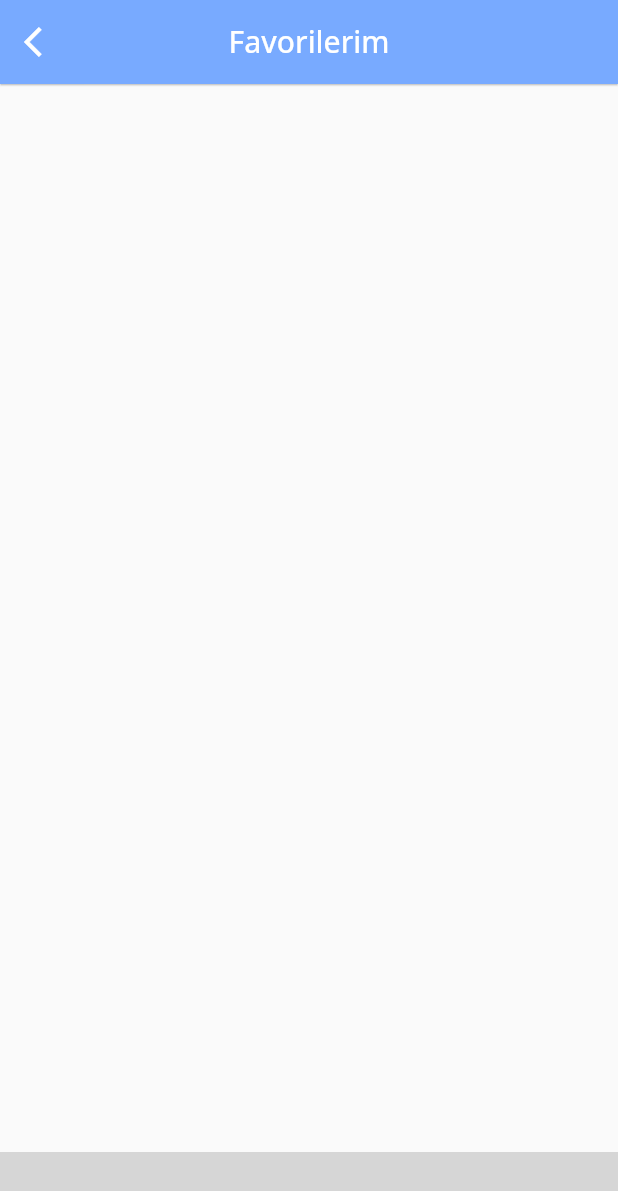
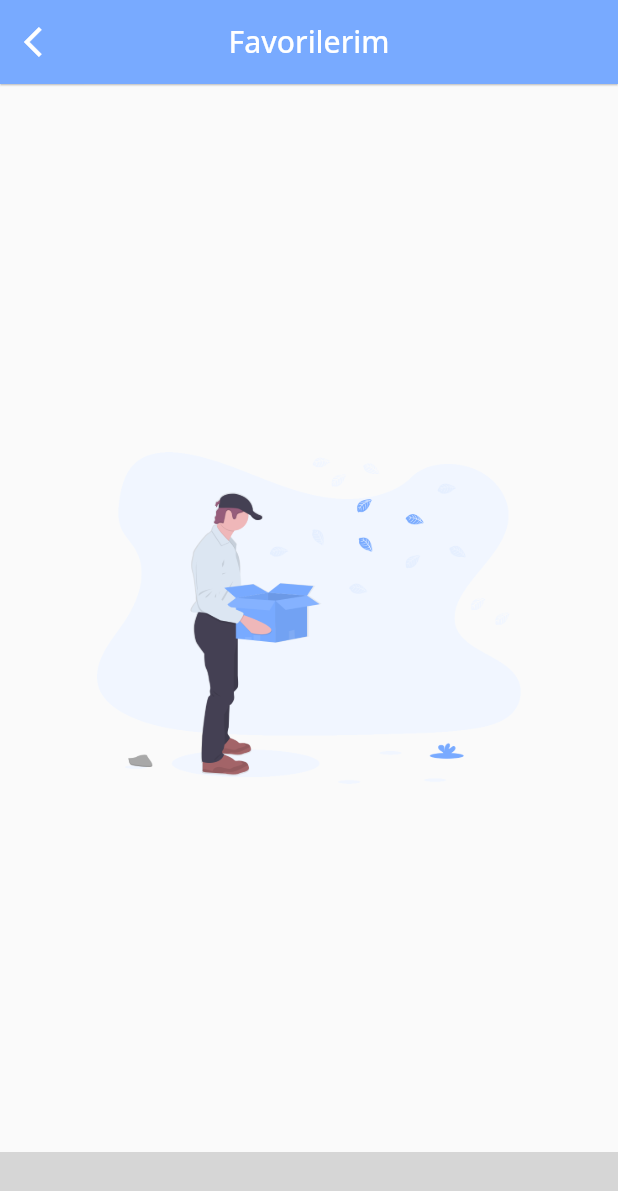
Before and after one commit to merttoptas/engtrhukuksozluk, a Flutter app: the screen it shows after launch, after a tap on the "skip next" icon, after a tap on the "done" icon, after a tap on "Favorilerim", on a phone screen of 412 x 824 dp. Shown: the top 1191 px of the screen. Run offline on Flutter 3.47's test engine with Material 2 defaults, Android fonts, the light colour scheme and no system bars; our stand-ins replace animated_text_kit, cloud_firestore, firebase_analytics, firebase_crashlytics, firebase_messaging, flip_card and 9 more; missing offline and left inert: algolia, circle_bottom_navigation; accounts and stored records are empty; generated files the repository leaves out were written again; statements that could not run were skipped; grey boxes are pictures that could not be loaded.

Commit message:
finish project

```diff
--- a/lib/data/service/advert_service.dart
+++ b/lib/data/service/advert_service.dart
@@ -1,50 +1,37 @@
-import 'package:firebase_admob/firebase_admob.dart';
 import 'package:flutter_native_admob/flutter_native_admob.dart';
 import 'package:flutter_native_admob/native_admob_controller.dart';
-import 'package:flutter_native_admob/native_admob_options.dart';
-import 'package:flutter/material.dart';
+import 'dart:io';
 
-import 'dart:io' show Platform;
 
 class AdvertService {
-  //static final AdvertService _instance = AdvertService._internal();
-  //MobileAdTargetingInfo targetingInfo;
-  static String _bannerId =   Platform.isAndroid
-      ? 'ca-app-pub-1002372938729651/1201753809'
-      : 'ca-app-pub-1002372938729651/7102657602';
-  static BannerAd _bannerAd;
-  final String testDevice = 'YOUR_DEVICE_ID';
+  final _nativeAdController = NativeAdmobController();
 
-    initialize() {
-     var nativeAdmob = NativeAdmob(adUnitID: _bannerId);
-
+  nativeAds(NativeAdmobType type){
+   return  NativeAdmob(
+      adUnitID: getBannerAdUnitId(),
+      controller: _nativeAdController,
+      type:type,
+      error: null,
+      loading: null,
+    );
   }
 
-  static const MobileAdTargetingInfo targetingInfo = MobileAdTargetingInfo(
-    keywords: <String>['foo', 'bar'],
-    contentUrl: 'http://foo.com/bar.html',
-    childDirected: true,
-    nonPersonalizedAds: true,
-  );
+  String getAppId() {
+    if (Platform.isIOS) {
+      return 'ca-app-pub-1002372938729651~1668657668';
+    } else if (Platform.isAndroid) {
+      return 'ca-app-pub-1002372938729651~1668657668';
+    }
+    return null;
+  }
 
-  static final _controller = NativeAdmobController();
+  String getBannerAdUnitId() {
+    if (Platform.isIOS) {
+      return 'ca-app-pub-1002372938729651/8875741991';
+    } else if (Platform.isAndroid) {
+      return 'ca-app-pub-1002372938729651/8354577796';
+    }
+    return null;
+  }
 
-  nativeAd(NativeAdmobType type){
-    return  NativeAdmob(
-      adUnitID:_bannerId,
-      loading: Center(child: CircularProgressIndicator(),),
-      error: null,
-      controller: _controller,
-      type: type,
-      options: NativeAdmobOptions(
-          ratingColor: Colors.white
-      ),
-
-    );
-  }
-  showInterstitial(){
-   return  FirebaseAdMob.instance.initialize(
-        appId: _bannerId
-    );
-  }
 }
--- a/lib/data/service/cloud_service.dart
+++ b/lib/data/service/cloud_service.dart
@@ -4,13 +4,15 @@ import 'package:cloud_firestore/cloud_firestore.dart';
 import 'package:engtrhukuksozluk/model/Favorite.dart';
 import 'package:engtrhukuksozluk/data/db/dao/FavoriteDao.dart';
 import 'package:engtrhukuksozluk/model/Words.dart';
-
+import 'package:engtrhukuksozluk/utils/app_const.dart';
+import 'package:flutter/material.dart';
 final _firestore = Firestore.instance;
 FavoriteDao favoriteDao;
 Favorite favorite;
 
 class GetWordsCloud{
-
+  List<Favorite> favoriteList = [];
+  List<Favorite> favExistsList = [];
   Future<List<Words>> getAllWords() async {
     QuerySnapshot querySnapshot =
     await _firestore.collection('words').orderBy('english').getDocuments();
--- a/lib/main.dart
+++ b/lib/main.dart
@@ -11,11 +11,12 @@ import 'package:google_fonts/google_fonts.dart';
 import 'package:engtrhukuksozluk/ui/screens/home/home_page.dart';
 
 void main() async{
+  WidgetsFlutterBinding.ensureInitialized();
+
   //firebase crash
   Crashlytics.instance.enableInDevMode = true;
   FlutterError.onError = Crashlytics.instance.recordFlutterError;
 
-  WidgetsFlutterBinding.ensureInitialized();
 
   final favoriteDatabase = await $FloorFavoriteDatabase
         .databaseBuilder('favorite.db')
@@ -36,7 +37,7 @@ class MyApp extends StatelessWidget {
   Widget build(BuildContext context) {
 
     return MaterialApp(
-    //theme: isDark ? Constants.darkTheme: Constants.lightTheme,
+
       theme: ThemeData(
         brightness: Brightness.light,
         backgroundColor: AppConstant.lightBG,
@@ -50,6 +51,7 @@ class MyApp extends StatelessWidget {
         ),
         fontFamily: GoogleFonts.openSans().fontFamily,
      ),
+
       debugShowCheckedModeBanner: false,
       navigatorObservers: [
         FirebaseAnalyticsObserver(analytics: analytics),
--- a/lib/ui/screens/favorite_page.dart
+++ b/lib/ui/screens/favorite_page.dart
@@ -1,5 +1,4 @@
 import 'package:flutter/material.dart';
-
 import 'package:engtrhukuksozluk/utils/app_const.dart';
 import 'package:engtrhukuksozluk/data/db/database/database.dart';
 import 'package:engtrhukuksozluk/model/Favorite.dart';
@@ -64,7 +63,14 @@ class _FavoriteWordsState extends State<FavoriteWords> {
                   }else
                     {
                     final favorite = snapshot.data;
-                    return ListView.builder(
+                    return favorite.length ==0 ? Center(
+                      child: Column(
+                        mainAxisAlignment: MainAxisAlignment.center,
+                        children: <Widget>[
+                          Image.asset(AppConstant.svgSliderOne,height: 350,width: 350,),
+                        ],
+                      ),
+                    ) : ListView.builder(
                         itemCount: favorite.length,
                         itemBuilder: (_, index) {
                           return ListFavorite(
--- a/lib/ui/screens/home/home_page.dart
+++ b/lib/ui/screens/home/home_page.dart
@@ -21,15 +21,20 @@ class HomeScreen extends StatefulWidget {
   _HomeScreenState createState() => _HomeScreenState();
 }
 
-
 class _HomeScreenState extends State<HomeScreen> {
 
   final AdvertService advertService = AdvertService();
   MediaQueryData queryData;
+
   @override
   void initState() {
     PushNotificationService().initialise();
     super.initState();
+  }
+
+  @override
+  void dispose() {
+    super.dispose();
   }
   @override
   Widget build(BuildContext context) {
@@ -39,7 +44,6 @@ class _HomeScreenState extends State<HomeScreen> {
     int selectIndexId;
 
     return Scaffold(
-
         appBar: HomeAppBar(),
         body: Column(
           crossAxisAlignment: CrossAxisAlignment.center,
@@ -133,7 +137,7 @@ class _HomeScreenState extends State<HomeScreen> {
                 child: AdsWidget(
                   borderRadius: BorderRadius.circular(15),
                   height:ScreenUtil().setHeight(130),
-                  type: NativeAdmobType.banner,),
+                  type: NativeAdmobType.full,),
               ),
             ),
 
--- a/lib/ui/screens/intro_page.dart
+++ b/lib/ui/screens/intro_page.dart
@@ -29,14 +29,14 @@ class _IntroScreenState extends State<IntroScreen> {
 
     slides.add(
       new Slide(
-        title: "Hukuk Sözlüğü",
+        title: AppConstant.slideOneTitle,
         styleTitle: TextStyle(
             color: AppConstant.lightPrimary,
             fontSize: 30.0,
             fontWeight: FontWeight.bold,
             fontFamily: 'RobotoMono'),
         description:
-        "Yüzlerce İngilizce - Türkçe hukuk kelimeleri sayesinde hukuk literatürü bilgini geliştirebilirsin.",
+        AppConstant.slideOneDescription,
         styleDescription: TextStyle(
             color: AppConstant.darkPrimary,
             fontSize: 20.0,
@@ -46,14 +46,14 @@ class _IntroScreenState extends State<IntroScreen> {
     );
     slides.add(
       new Slide(
-        title: "Arama Yap",
+        title: AppConstant.slideTwoTitle,
         styleTitle: TextStyle(
             color: AppConstant.lightPrimary,
             fontSize: 30.0,
             fontWeight: FontWeight.bold,
             fontFamily: 'RobotoMono'),
         description:
-        "Arama özelliği sayesinde, Hukuk sözlüğünde dilediğin gibi kelimeleri arayabilirsin.",
+        AppConstant.slideTwoDescription,
         styleDescription: TextStyle(
           color: AppConstant.darkPrimary,
           fontSize: 20.0,
@@ -63,14 +63,14 @@ class _IntroScreenState extends State<IntroScreen> {
     );
     slides.add(
       new Slide(
-        title: "Favorile",
+        title: AppConstant.slideThreeTitle,
         styleTitle: TextStyle(
             color: AppConstant.lightPrimary,
             fontSize: 30.0,
             fontWeight: FontWeight.bold,
             fontFamily: 'RobotoMono'),
         description:
-        "Tekrar bakman gereken kelimeler olursa, favorileyebilir ve tekrar bakabilirsin. ",
+       AppConstant.slideThreeDescription,
         styleDescription: TextStyle(
           color: AppConstant.darkPrimary,
           fontSize: 20.0,
--- a/lib/ui/widgets/adsWidget.dart
+++ b/lib/ui/widgets/adsWidget.dart
@@ -9,6 +9,7 @@ class AdsWidget extends StatelessWidget {
   final double height;
   final BorderRadius borderRadius;
   final NativeAdmobType type;
+
   @override
   Widget build(BuildContext context) {
     AdvertService _advertService = AdvertService();
@@ -19,7 +20,7 @@ class AdsWidget extends StatelessWidget {
       ),
       padding: EdgeInsets.all(10),
       height: height,
-      child:_advertService.nativeAd(type),
+      child:_advertService.nativeAds(type),
     );
   }
 }
--- a/lib/ui/widgets/bottomSheetsWidgets.dart
+++ b/lib/ui/widgets/bottomSheetsWidgets.dart
@@ -143,9 +143,7 @@ class BottomSheetWidget {
                           children: <Widget>[
                             Column(
                               children: <Widget>[
-                                SizedBox(
-                                  height: 9,
-                                ),
+                                SizedBox(height: 9,),
                                 RichText(
                                   textAlign: TextAlign.center,
                                   text: TextSpan(
--- a/lib/utils/app_const.dart
+++ b/lib/utils/app_const.dart
@@ -49,7 +49,6 @@ class AppConstant{
     ),
   );
 
-
   static const double fontSizeBody2 = 14;
   static const double fontSizeBody = 16;
   static const double fontSizeDisplay = 28;
@@ -100,6 +99,7 @@ class AppConstant{
   static final String learnWord = "Biliyorum";
   static final String notLearnWord = 'Bilmiyorum';
   static final String btn  ="ANLAMI GÖRMEK İÇİN DOKUN!";
+  static final String btnSearch = "Ara";
   static final String favSnackBarNegative = "Favorilerimde Zaten Var";
   static final String favSnackBarPositive = "Favorilerime Eklendi";
   static final String snackBarDelete = "Başarıyla Silindi";
@@ -111,6 +111,13 @@ class AppConstant{
   static final String hintSearching ="Aranıyor bekleyin..";
   static final String defaultSearch = "Henüz arama yapılmadı.";
   static final String btnMeaning = 'ANLAMI GÖRMEK İÇİN DOKUN!';
+  static final String slideOneTitle = "Hukuk Sözlüğü";
+  static final String slideOneDescription= "Yüzlerce İngilizce - Türkçe hukuk kelimeleri sayesinde hukuk literatürü bilgini geliştirebilirsin.";
+  static final String slideTwoTitle = "Arama Yap";
+  static final String slideTwoDescription= "Arama özelliği sayesinde, Hukuk sözlüğünde dilediğin gibi kelimeleri arayabilirsin.";
+  static final String slideThreeTitle = "Favorile";
+  static final String slideThreeDescription= "Tekrar bakman gereken kelimeler olursa, favorileyebilir ve tekrar bakabilirsin.";
+
 
 
   //image Assets
@@ -123,9 +130,11 @@ class AppConstant{
   static final String svgSliderOne = 'images/slider1.png';
   static final String svgSliderSecond = 'images/slider2.png';
   static final String svgAppIcon = 'images/icon2.png';
+  static final String svgAppFavorites = 'images/home_favorites.png';
 
 
-    //page
+
+  //page
   static final String pageWords = 'Kelimeler';
   static final String pageSearch = 'Arama';
   static final String pageFavorite = 'Favoriler';
--- a/pubspec.yaml
+++ b/pubspec.yaml
@@ -1,7 +1,7 @@
 name: engtrhukuksozluk
 description: A new Flutter application.
 
-version: 1.0.0+1
+version: 1.0.4+6
 
 environment:
   sdk: ">=2.2.0 <3.0.0"
@@ -18,7 +18,6 @@ dependencies:
   firebase_analytics: ^5.0.11
   firebase_database: ^3.1.1
   firebase_crashlytics: ^0.1.3+3
-  firebase_admob: ^0.9.3
   firebase_messaging: ^6.0.13
   flip_card: ^0.4.4
   cloud_firestore: ^0.13.4
@@ -37,6 +36,7 @@ dependencies:
   flutter_native_admob: ^2.1.0
   flutter_screenutil: ^1.1.0
   circle_bottom_navigation: ^1.0.5
+
 
 
 dev_dependencies:
```
Also changed, not shown: lib/ui/screens/search_page.dart (+9 -11 lines), lib/ui/screens/words_learn_page.dart (+3 -10 lines), lib/ui/screens/words_page.dart (+20 -19 lines), images/dict_book.jpg (deleted), images/empty_list.png (deleted), images/heart_on.png (deleted), images/home_favorites.png, images/home_open_book.png (deleted), images/slider1.png, pubspec.lock, 2 other files.
